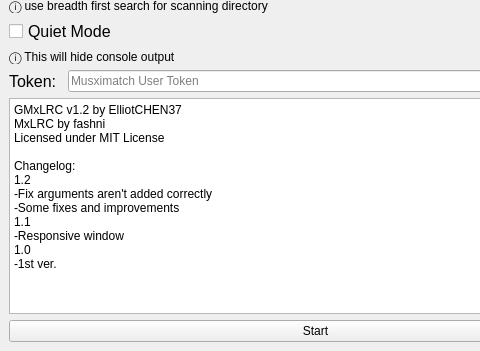
This is win.ui in ElliotCHEN37/GMxLRC as Qt 5 draws it before an edit; both pictures show x 0 to 480 and y 232 to 583 of the 631 by 583 pixel window. The edited form follows.
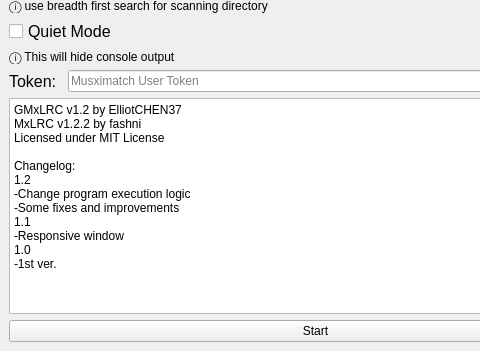
This is the edited form.

```diff
--- a/win.ui
+++ b/win.ui
@@ -232,12 +232,12 @@
 p, li { white-space: pre-wrap; }
 &lt;/style&gt;&lt;/head&gt;&lt;body style=&quot; font-family:'Arial'; font-size:9pt; font-weight:400; font-style:normal;&quot;&gt;
 &lt;p style=&quot; margin-top:0px; margin-bottom:0px; margin-left:0px; margin-right:0px; -qt-block-indent:0; text-indent:0px;&quot;&gt;GMxLRC v1.2 by ElliotCHEN37&lt;/p&gt;
-&lt;p style=&quot; margin-top:0px; margin-bottom:0px; margin-left:0px; margin-right:0px; -qt-block-indent:0; text-indent:0px;&quot;&gt;MxLRC by fashni&lt;/p&gt;
+&lt;p style=&quot; margin-top:0px; margin-bottom:0px; margin-left:0px; margin-right:0px; -qt-block-indent:0; text-indent:0px;&quot;&gt;MxLRC v1.2.2 by fashni&lt;/p&gt;
 &lt;p style=&quot; margin-top:0px; margin-bottom:0px; margin-left:0px; margin-right:0px; -qt-block-indent:0; text-indent:0px;&quot;&gt;Licensed under MIT License&lt;/p&gt;
 &lt;p style=&quot;-qt-paragraph-type:empty; margin-top:0px; margin-bottom:0px; margin-left:0px; margin-right:0px; -qt-block-indent:0; text-indent:0px;&quot;&gt;&lt;br /&gt;&lt;/p&gt;
 &lt;p style=&quot; margin-top:0px; margin-bottom:0px; margin-left:0px; margin-right:0px; -qt-block-indent:0; text-indent:0px;&quot;&gt;Changelog:&lt;/p&gt;
 &lt;p style=&quot; margin-top:0px; margin-bottom:0px; margin-left:0px; margin-right:0px; -qt-block-indent:0; text-indent:0px;&quot;&gt;1.2&lt;/p&gt;
-&lt;p style=&quot; margin-top:0px; margin-bottom:0px; margin-left:0px; margin-right:0px; -qt-block-indent:0; text-indent:0px;&quot;&gt;-Fix arguments aren't added correctly&lt;/p&gt;
+&lt;p style=&quot; margin-top:0px; margin-bottom:0px; margin-left:0px; margin-right:0px; -qt-block-indent:0; text-indent:0px;&quot;&gt;-Change program execution logic&lt;/p&gt;
 &lt;p style=&quot; margin-top:0px; margin-bottom:0px; margin-left:0px; margin-right:0px; -qt-block-indent:0; text-indent:0px;&quot;&gt;-Some fixes and improvements&lt;/p&gt;
 &lt;p style=&quot; margin-top:0px; margin-bottom:0px; margin-left:0px; margin-right:0px; -qt-block-indent:0; text-indent:0px;&quot;&gt;1.1&lt;/p&gt;
 &lt;p style=&quot; margin-top:0px; margin-bottom:0px; margin-left:0px; margin-right:0px; -qt-block-indent:0; text-indent:0px;&quot;&gt;-Responsive window&lt;/p&gt;
```
